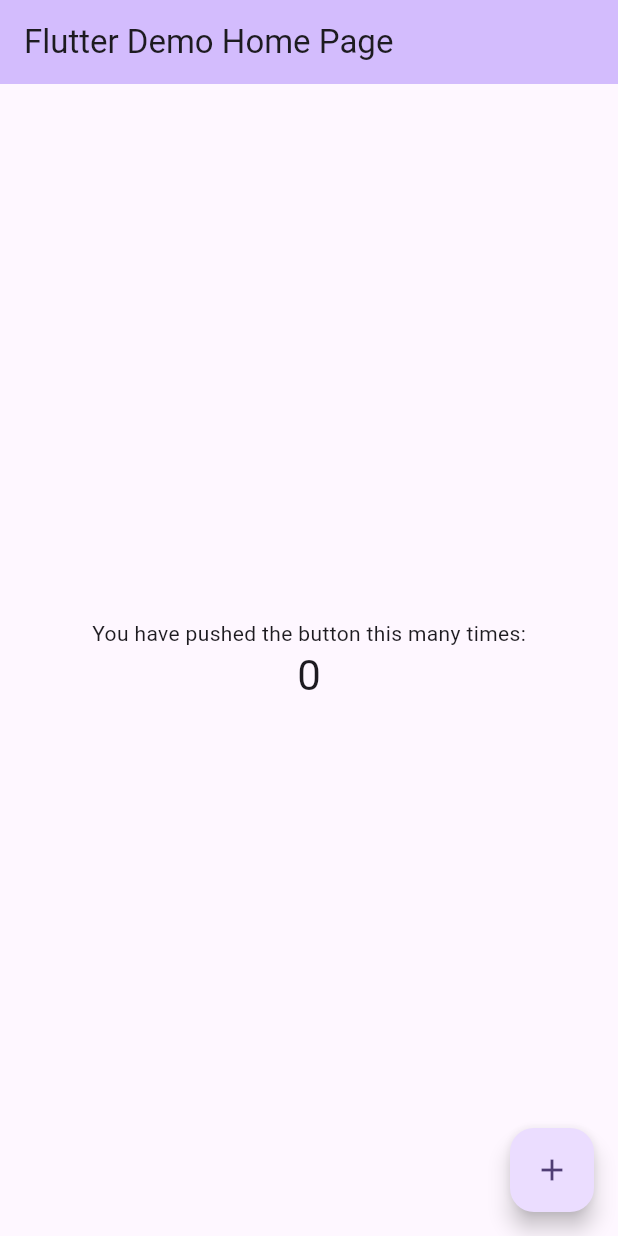
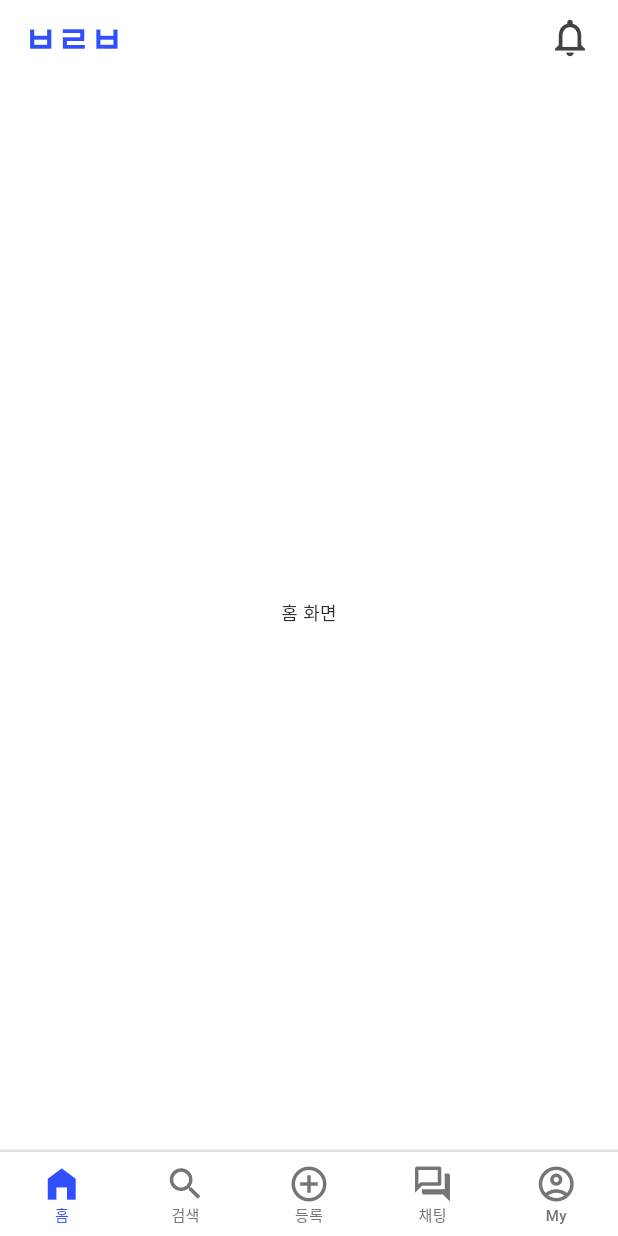
Before and after one commit to Renty-Project-Team/renty_client, a Flutter app: the screen it shows after launch, on a phone screen of 412 x 824 dp. Run offline on Flutter 3.47's test engine with Material 3 defaults, Android fonts, the phone set to English and light mode, and no system bars; Roboto replaces fonts that are missing (Noto Sans KR).

Commit message:
Feat: 기본 뼈대를 만든다

```diff
--- /dev/null
+++ b/lib/bottom_menu_bar.dart
@@ -0,0 +1,63 @@
+import 'package:flutter/material.dart';
+
+class BottomMenuBar extends StatelessWidget {
+  final int currentIndex; // 현재 선택된 인덱스
+  // final ValueChanged<int> onTap; // 탭했을 때 호출될 콜백 함수
+
+  const BottomMenuBar({
+    super.key,
+    required this.currentIndex,
+    // required this.onTap,
+  });
+
+  @override
+  Widget build(BuildContext context) {
+    final theme = Theme.of(context);
+    const iconSize = 28.0; // 아이콘 크기 설정
+
+    return Container(
+          // Container로 BottomNavigationBar를 감쌉니다.
+          decoration: BoxDecoration(
+            // BoxDecoration을 사용하여 위쪽 테두리를 정의합니다.
+            border: Border(
+              top: BorderSide(
+                color: theme.dividerColor, // null 체크 추가
+                width: 1.5,
+              ),
+            ),
+            // 필요하다면 Container의 배경색을 지정할 수 있지만,
+            // 보통 BottomNavigationBar 자체의 배경색을 사용하므로 지정하지 않거나 투명하게 둡니다.
+            // color: Colors.white,
+          ),
+          child: BottomNavigationBar(
+          items: const <BottomNavigationBarItem>[
+            BottomNavigationBarItem(
+              icon: Icon(Icons.home_filled, size: iconSize),
+              label: '홈', // 텍스트 스타일을 지정합니다.
+            ),
+            BottomNavigationBarItem(
+              icon: Icon(Icons.search, size: iconSize),
+              label: '검색',
+            ),
+            BottomNavigationBarItem(
+              icon: Icon(Icons.add_circle_outline, size: iconSize),
+              label: '등록',
+            ),
+            BottomNavigationBarItem(
+              icon: Icon(Icons.forum_outlined, size: iconSize),
+              label: '채팅',
+            ),
+            BottomNavigationBarItem(
+              icon: Icon(Icons.account_circle_outlined, size: iconSize),
+              label: 'My',
+            ),
+          ],
+          currentIndex: 0,
+          selectedItemColor: theme.colorScheme.primary, // 선택된 아이템 색상
+          onTap: (index) {} // Handle tap here if needed
+        ),
+      );
+  }
+
+
+}
--- /dev/null
+++ b/lib/global_theme.dart
@@ -0,0 +1,116 @@
+import 'package:flutter/material.dart';
+
+final Color primaryBrandColor = Colors.indigoAccent[700]!; // 또는 Colors.deepPurpleAccent;
+
+ThemeData buildAppTheme() {
+  // 기본 테마를 light로 설정하고 필요한 부분만 커스터마이징
+  final ThemeData base = ThemeData.light();
+
+  return base.copyWith(
+    // 1. 색상 스키마 (ColorScheme - 최신 방식 권장)
+    colorScheme: base.colorScheme.copyWith(
+      primary: primaryBrandColor, // 주요 브랜드 색상 (로고, 활성 요소 등)
+      secondary: primaryBrandColor, // 보조 색상 (FloatingActionButton 등, 여기서는 primary와 동일하게 설정)
+      surface: Colors.white, // 카드, 다이얼로그 등 표면 색상
+      background: Colors.white, // Scaffold 배경 색상
+      onPrimary: Colors.white, // primary 색상 위에 표시될 콘텐츠 색상 (텍스트, 아이콘)
+      onSecondary: Colors.white, // secondary 색상 위에 표시될 콘텐츠 색상
+      onSurface: Colors.grey[850], // surface 색상 위에 표시될 콘텐츠 색상 (카드 위 텍스트 등) - 약간 진한 회색
+      onBackground: Colors.grey[850], // background 색상 위에 표시될 콘텐츠 색상 (본문 텍스트 등)
+      error: Colors.redAccent, // 오류 색상
+      // brightness: Brightness.light, // 이미 light 테마 기반이므로 명시 안 해도 됨
+    ),
+
+    // 2. Scaffold 배경색 (ColorScheme.background와 일치시키는 것이 좋음)
+    scaffoldBackgroundColor: Colors.white,
+
+    // 3. AppBar 테마 (이미지 상단은 커스텀 위젯일 수 있지만, 표준 AppBar를 사용한다면)
+    appBarTheme: AppBarTheme(
+      backgroundColor: Colors.white, // 배경 흰색
+      foregroundColor: Colors.grey[850], // 아이콘/텍스트 색상 (뒤로가기 버튼 등)
+      elevation: 0, // 그림자 없음
+      iconTheme: IconThemeData(color: Colors.grey[800]), // 앱바 아이콘 기본 색상
+      titleTextStyle: TextStyle( // 앱바 제목 스타일
+        color: Colors.grey[850],
+        fontSize: 18,
+        fontWeight: FontWeight.w600,
+        fontFamily: 'Noto Sans KR', // 사용할 폰트 패밀리 지정
+      ),
+    ),
+
+    // 4. 텍스트 테마 (글꼴, 크기, 굵기 등)
+    textTheme: base.textTheme.copyWith(
+      // 상품 제목 등에 사용할 스타일 (예: titleLarge 또는 headlineSmall)
+      titleLarge: base.textTheme.titleLarge?.copyWith(
+        color: Colors.grey[850],
+        fontWeight: FontWeight.bold,
+        fontSize: 18,
+        fontFamily: 'Noto Sans KR',
+      ),
+      // 가격 등에 사용할 스타일 (예: bodyLarge)
+      bodyLarge: base.textTheme.bodyLarge?.copyWith(
+        color: Colors.grey[850],
+        fontWeight: FontWeight.bold,
+        fontSize: 16,
+        fontFamily: 'Noto Sans KR',
+      ),
+      // 보조 텍스트 등에 사용할 스타일 (예: bodyMedium)
+      bodyMedium: base.textTheme.bodyMedium?.copyWith(
+        color: Colors.grey[600], // 약간 연한 회색
+        fontSize: 12,
+        fontFamily: 'Noto Sans KR',
+      ),
+      // 하단 네비게이션 라벨 등에 사용할 스타일 (예: labelSmall)
+      labelSmall: base.textTheme.labelSmall?.copyWith(
+        color: Colors.grey[600],
+        fontSize: 10,
+        fontFamily: 'Noto Sans KR',
+      ),
+    ).apply( // 앱 전체 기본 텍스트/표시 색상 설정
+      bodyColor: Colors.grey[850], // 대부분의 본문 텍스트 색상
+      displayColor: Colors.grey[850], // Headline 등 큰 텍스트 색상
+      fontFamily: 'Noto Sans KR', // 앱 전체 기본 폰트
+    ),
+
+    // 5. 카드 테마
+    cardTheme: CardTheme(
+      color: Colors.white, // 카드 배경색
+      elevation: 2.0, // 약간의 그림자
+      shape: RoundedRectangleBorder(
+        borderRadius: BorderRadius.circular(12.0), // 둥근 모서리
+      ),
+      margin: const EdgeInsets.symmetric(horizontal: 16.0, vertical: 8.0), // 카드 기본 마진
+    ),
+
+    // 6. 아이콘 테마 (전역)
+    iconTheme: IconThemeData(
+      color: Colors.grey[800], // 기본 아이콘 색상
+      size: 24.0,
+    ),
+
+    // 7. 하단 네비게이션 바 테마
+    bottomNavigationBarTheme: BottomNavigationBarThemeData(
+      backgroundColor: Colors.white, // 배경 흰색
+      selectedItemColor: primaryBrandColor, // 선택된 아이템 색상 (주요 색상)
+      unselectedItemColor: Colors.grey[600], // 선택되지 않은 아이템 색상 (연한 회색)
+      selectedLabelStyle: const TextStyle(fontSize: 10, fontWeight: FontWeight.w500, fontFamily: 'Noto Sans KR'),
+      unselectedLabelStyle: const TextStyle(fontSize: 10, fontWeight: FontWeight.w500, fontFamily: 'Noto Sans KR'),
+      type: BottomNavigationBarType.fixed, // 아이템이 4개 이상일 때 고정 타입
+      elevation: 0, // 그림자 없음
+      showSelectedLabels: true,
+      showUnselectedLabels: true,
+    ),
+
+    // 8. 버튼 테마 등 추가 설정 가능
+    // elevatedButtonTheme: ElevatedButtonThemeData(...)
+    // textButtonTheme: TextButtonThemeData(...)
+
+    // 9. 시각적 밀도 (플랫폼 적응형)
+    visualDensity: VisualDensity.adaptivePlatformDensity,
+
+    // 10. 스플래시/하이라이트 효과 색상 (선택 사항)
+    splashColor: primaryBrandColor.withAlpha(50),
+    highlightColor: primaryBrandColor.withAlpha(30),
+    dividerColor: Colors.grey[300],
+  );
+}
--- /dev/null
+++ b/lib/logo_app_ber.dart
@@ -0,0 +1,48 @@
+import 'package:flutter/material.dart';
+
+
+class LogoAppBar extends StatelessWidget implements PreferredSizeWidget {
+  const LogoAppBar({super.key});
+
+  @override
+  Widget build(BuildContext context) {
+    final theme = Theme.of(context);
+    final Color logoColor = theme.colorScheme.primary; // 로고 색상 (브랜드 색상)
+
+    Widget logoWidget = Text(
+      'ㅂㄹㅂ', // 앱 이름 또는 로고 텍스트
+      style: TextStyle(
+        color: logoColor,
+        fontSize: 24, // 적절한 크기로 조절
+        fontWeight: FontWeight.bold, // 굵게
+        // fontFamily: 'YourBrandFont', // 전용 폰트가 있다면 지정
+      ),
+    );
+
+    return AppBar(
+      // --- 레이아웃 및 요소 배치 ---
+      leading: null, // 왼쪽에 기본 뒤로가기/메뉴 버튼 표시 안 함
+      leadingWidth: 0, // leading 영역 사용 안 함
+      title: logoWidget, // 로고를 title 영역에 배치
+      centerTitle: false, // title을 왼쪽 정렬 (기본값은 플랫폼 따라 다름)
+      titleSpacing: NavigationToolbar.kMiddleSpacing, // 제목과 좌우 요소 간 간격 (기본값 사용 또는 조절)
+
+      actions: [ // 오른쪽에 배치될 위젯들
+        IconButton(
+          icon: Icon(Icons.notifications_outlined, size: 30), // 설정 아이콘 (외곽선)
+          onPressed: () {}, // 콜백 함수 (지금은 비워둠)
+          tooltip: '설정', // 접근성을 위한 툴팁
+        ),
+        const SizedBox(width: 8), // 오른쪽 끝과의 간격 조절 (선택 사항)
+      ],
+
+      // --- 스타일링 ---
+      backgroundColor: Colors.transparent, // 배경색 (투명)
+      elevation: 0, // 그림자 제거
+      // foregroundColor: ... // AppBar 내 아이콘/텍스트 기본 색상 (필요시 설정)
+    );
+  }
+
+  @override
+  Size get preferredSize => const Size.fromHeight(50.0);
+}
--- a/lib/main.dart
+++ b/lib/main.dart
@@ -1,4 +1,8 @@
 import 'package:flutter/material.dart';
+import 'global_theme.dart';
+import 'bottom_menu_bar.dart';
+import 'logo_app_ber.dart';
+// import 'package:http/http.dart' as http;
 
 void main() {
   runApp(const MyApp());
@@ -7,116 +11,30 @@ void main() {
 class MyApp extends StatelessWidget {
   const MyApp({super.key});
 
-  // This widget is the root of your application.
   @override
   Widget build(BuildContext context) {
     return MaterialApp(
-      title: 'Flutter Demo',
-      theme: ThemeData(
-        // This is the theme of your application.
-        //
-        // TRY THIS: Try running your application with "flutter run". You'll see
-        // the application has a purple toolbar. Then, without quitting the app,
-        // try changing the seedColor in the colorScheme below to Colors.green
-        // and then invoke "hot reload" (save your changes or press the "hot
-        // reload" button in a Flutter-supported IDE, or press "r" if you used
-        // the command line to start the app).
-        //
-        // Notice that the counter didn't reset back to zero; the application
-        // state is not lost during the reload. To reset the state, use hot
-        // restart instead.
-        //
-        // This works for code too, not just values: Most code changes can be
-        // tested with just a hot reload.
-        colorScheme: ColorScheme.fromSeed(seedColor: Colors.deepPurple),
-      ),
-      home: const MyHomePage(title: 'Flutter Demo Home Page'),
+      title: 'Renty',
+      theme: buildAppTheme(), // 글로벌 테마 적용
+      initialRoute: '/',
+      routes: {
+        '/': (context) => const MainPage(),
+      },
     );
   }
 }
 
-class MyHomePage extends StatefulWidget {
-  const MyHomePage({super.key, required this.title});
-
-  // This widget is the home page of your application. It is stateful, meaning
-  // that it has a State object (defined below) that contains fields that affect
-  // how it looks.
-
-  // This class is the configuration for the state. It holds the values (in this
-  // case the title) provided by the parent (in this case the App widget) and
-  // used by the build method of the State. Fields in a Widget subclass are
-  // always marked "final".
-
-  final String title;
-
-  @override
-  State<MyHomePage> createState() => _MyHomePageState();
-}
-
-class _MyHomePageState extends State<MyHomePage> {
-  int _counter = 0;
-
-  void _incrementCounter() {
-    setState(() {
-      // This call to setState tells the Flutter framework that something has
-      // changed in this State, which causes it to rerun the build method below
-      // so that the display can reflect the updated values. If we changed
-      // _counter without calling setState(), then the build method would not be
-      // called again, and so nothing would appear to happen.
-      _counter++;
-    });
-  }
+class MainPage extends StatelessWidget {
+  const MainPage({super.key});
 
   @override
   Widget build(BuildContext context) {
-    // This method is rerun every time setState is called, for instance as done
-    // by the _incrementCounter method above.
-    //
-    // The Flutter framework has been optimized to make rerunning build methods
-    // fast, so that you can just rebuild anything that needs updating rather
-    // than having to individually change instances of widgets.
     return Scaffold(
-      appBar: AppBar(
-        // TRY THIS: Try changing the color here to a specific color (to
-        // Colors.amber, perhaps?) and trigger a hot reload to see the AppBar
-        // change color while the other colors stay the same.
-        backgroundColor: Theme.of(context).colorScheme.inversePrimary,
-        // Here we take the value from the MyHomePage object that was created by
-        // the App.build method, and use it to set our appbar title.
-        title: Text(widget.title),
+      appBar: LogoAppBar(),
+      body: Center(
+        child: Text("홈 화면"),
       ),
-      body: Center(
-        // Center is a layout widget. It takes a single child and positions it
-        // in the middle of the parent.
-        child: Column(
-          // Column is also a layout widget. It takes a list of children and
-          // arranges them vertically. By default, it sizes itself to fit its
-          // children horizontally, and tries to be as tall as its parent.
-          //
-          // Column has various properties to control how it sizes itself and
-          // how it positions its children. Here we use mainAxisAlignment to
-          // center the children vertically; the main axis here is the vertical
-          // axis because Columns are vertical (the cross axis would be
-          // horizontal).
-          //
-          // TRY THIS: Invoke "debug painting" (choose the "Toggle Debug Paint"
-          // action in the IDE, or press "p" in the console), to see the
-          // wireframe for each widget.
-          mainAxisAlignment: MainAxisAlignment.center,
-          children: <Widget>[
-            const Text('You have pushed the button this many times:'),
-            Text(
-              '$_counter',
-              style: Theme.of(context).textTheme.headlineMedium,
-            ),
-          ],
-        ),
-      ),
-      floatingActionButton: FloatingActionButton(
-        onPressed: _incrementCounter,
-        tooltip: 'Increment',
-        child: const Icon(Icons.add),
-      ), // This trailing comma makes auto-formatting nicer for build methods.
+      bottomNavigationBar: BottomMenuBar(currentIndex: 1),
     );
   }
 }
```
